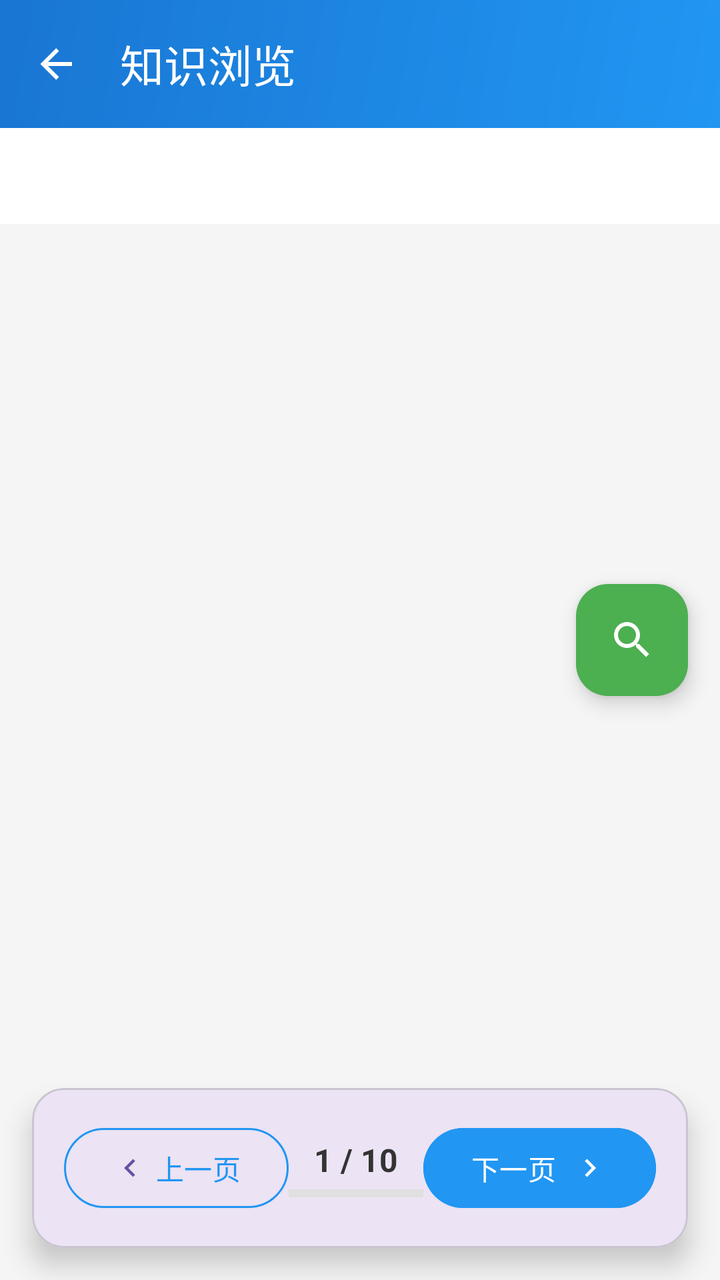
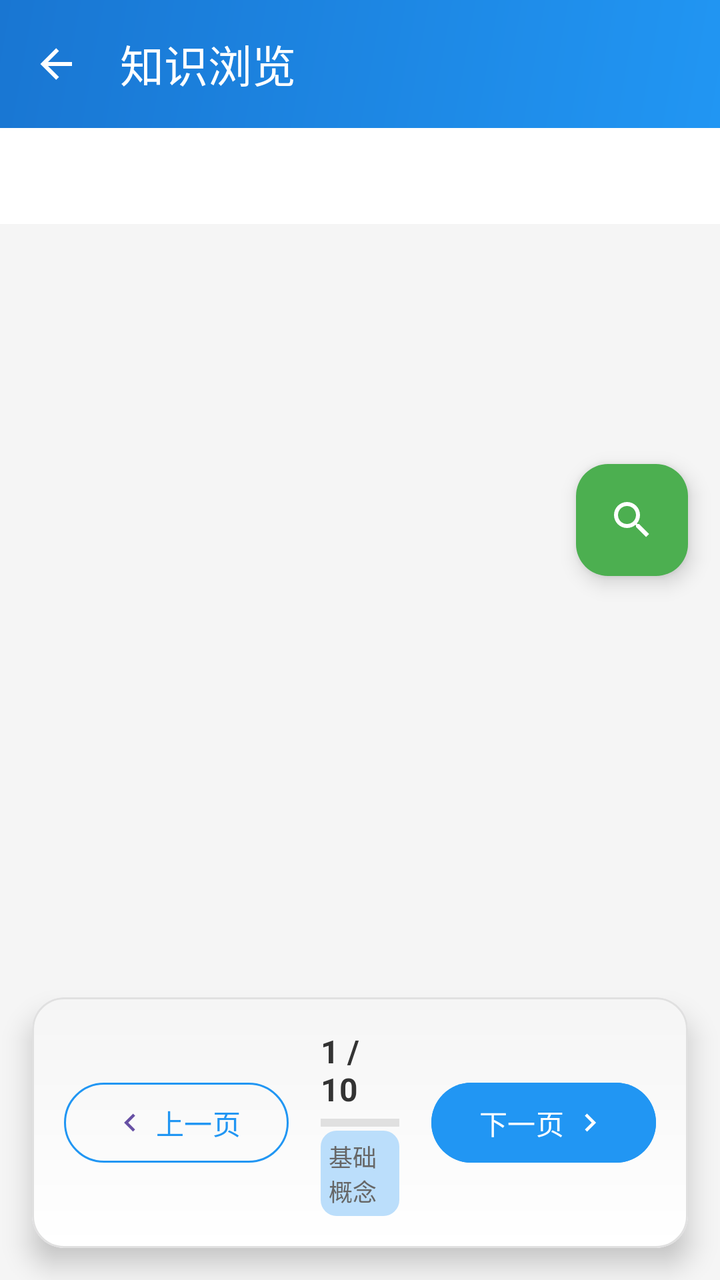

Two renders of the same Android screen: before a commit and after it. Below are the layout's source before the change and the commit's diff.
<!-- AndroidManifest.xml: application theme Theme.CourseDesign -->
<!-- res/layout/fragment_knowledge_browser.xml -->
<?xml version="1.0" encoding="utf-8"?>
<androidx.coordinatorlayout.widget.CoordinatorLayout xmlns:android="http://schemas.android.com/apk/res/android"
    xmlns:app="http://schemas.android.com/apk/res-auto"
    android:layout_width="match_parent"
    android:layout_height="match_parent"
    android:background="@color/background_light">

    
    <com.google.android.material.appbar.AppBarLayout
        android:layout_width="match_parent"
        android:layout_height="wrap_content"
        android:theme="@style/ThemeOverlay.AppCompat.Dark.ActionBar">

        <com.google.android.material.appbar.MaterialToolbar
            android:id="@+id/toolbar"
            android:layout_width="match_parent"
            android:layout_height="?attr/actionBarSize"
            android:background="@drawable/toolbar_gradient"
            app:title="知识浏览"
            app:titleTextColor="@android:color/white"
            app:navigationIcon="@drawable/ic_arrow_back" />

        
        <com.google.android.material.tabs.TabLayout
            android:id="@+id/tabLayoutCategories"
            android:layout_width="match_parent"
            android:layout_height="wrap_content"
            android:background="@android:color/white"
            app:tabMode="scrollable"
            app:tabGravity="start"
            app:tabIndicatorColor="@color/primary_blue"
            app:tabSelectedTextColor="@color/primary_blue"
            app:tabTextColor="@color/text_secondary"
            app:tabRippleColor="@color/primary_blue" />

    </com.google.android.material.appbar.AppBarLayout>

    
    <androidx.viewpager2.widget.ViewPager2
        android:id="@+id/viewPagerKnowledge"
        android:layout_width="match_parent"
        android:layout_height="match_parent"
        app:layout_behavior="@string/appbar_scrolling_view_behavior" />

    
    <com.google.android.material.card.MaterialCardView
        android:layout_width="match_parent"
        android:layout_height="wrap_content"
        android:layout_gravity="bottom"
        android:layout_margin="@dimen/margin_medium"
        app:cardCornerRadius="@dimen/radius_large"
        app:cardElevation="8dp">

        <LinearLayout
            android:layout_width="match_parent"
            android:layout_height="wrap_content"
            android:orientation="horizontal"
            android:padding="@dimen/margin_medium"
            android:gravity="center_vertical">

            
            <com.google.android.material.button.MaterialButton
                android:id="@+id/btnPrevious"
                android:layout_width="wrap_content"
                android:layout_height="48dp"
                android:text="上一页"
                android:textSize="14sp"
                app:icon="@drawable/ic_chevron_left"
                app:iconGravity="start"
                style="@style/Widget.Material3.Button.OutlinedButton"
                app:strokeColor="@color/primary_blue"
                android:textColor="@color/primary_blue" />

            
            <LinearLayout
                android:layout_width="0dp"
                android:layout_height="wrap_content"
                android:layout_weight="1"
                android:orientation="vertical"
                android:gravity="center">

                <TextView
                    android:id="@+id/tvPageIndicator"
                    android:layout_width="wrap_content"
                    android:layout_height="wrap_content"
                    android:text="1 / 10"
                    android:textSize="16sp"
                    android:textStyle="bold"
                    android:textColor="@color/text_primary" />

                <com.google.android.material.progressindicator.LinearProgressIndicator
                    android:id="@+id/progressIndicator"
                    android:layout_width="120dp"
                    android:layout_height="wrap_content"
                    android:layout_marginTop="4dp"
                    app:indicatorColor="@color/primary_blue"
                    app:trackColor="@color/divider_color"
                    app:trackCornerRadius="2dp" />

            </LinearLayout>

            
            <com.google.android.material.button.MaterialButton
                android:id="@+id/btnNext"
                android:layout_width="wrap_content"
                android:layout_height="48dp"
                android:text="下一页"
                android:textSize="14sp"
                app:icon="@drawable/ic_chevron_right"
                app:iconGravity="end"
                style="@style/Widget.Material3.Button"
                android:backgroundTint="@color/primary_blue"
                android:textColor="@android:color/white" />

        </LinearLayout>

    </com.google.android.material.card.MaterialCardView>

    
    <com.google.android.material.floatingactionbutton.FloatingActionButton
        android:id="@+id/fabSearch"
        android:layout_width="wrap_content"
        android:layout_height="wrap_content"
        android:layout_gravity="end|center_vertical"
        android:layout_marginEnd="@dimen/margin_medium"
        android:src="@drawable/ic_search"
        app:backgroundTint="@color/secondary_green"
        app:tint="@android:color/white"
        android:contentDescription="搜索知识" />

</androidx.coordinatorlayout.widget.CoordinatorLayout>
<!-- resources referenced by this layout -->
<resources>
  <color name="background_light">#F5F5F5</color>
  <color name="divider_color">#E0E0E0</color>
  <color name="primary_blue">#2196F3</color>
  <color name="secondary_green">#4CAF50</color>
  <color name="text_primary">#333333</color>
  <color name="text_secondary">#666666</color>
  <dimen name="margin_medium">16dp</dimen>
  <dimen name="radius_large">16dp</dimen>
  <!-- drawable ic_arrow_back (drawable) -->
  <?xml version="1.0" encoding="utf-8"?>
  <vector xmlns:android="http://schemas.android.com/apk/res/android"
      android:width="24dp"
      android:height="24dp"
      android:viewportWidth="24"
      android:viewportHeight="24">
      <path
          android:fillColor="@android:color/white"
          android:pathData="M20,11V13H8L13.5,18.5L12.08,19.92L4.16,12L12.08,4.08L13.5,5.5L8,11H20Z" />
  </vector>
  <!-- drawable ic_chevron_left (drawable) -->
  <?xml version="1.0" encoding="utf-8"?>
  <vector xmlns:android="http://schemas.android.com/apk/res/android"
      android:width="24dp"
      android:height="24dp"
      android:viewportWidth="24"
      android:viewportHeight="24">
      <path
          android:fillColor="@color/primary_blue"
          android:pathData="M15.41,7.41L14,6L8,12L14,18L15.41,16.59L10.83,12L15.41,7.41Z" />
  </vector>
  <!-- drawable ic_chevron_right (drawable) -->
  <?xml version="1.0" encoding="utf-8"?>
  <vector xmlns:android="http://schemas.android.com/apk/res/android"
      android:width="24dp"
      android:height="24dp"
      android:viewportWidth="24"
      android:viewportHeight="24">
      <path
          android:fillColor="@android:color/white"
          android:pathData="M8.59,16.59L10,18L16,12L10,6L8.59,7.41L13.17,12L8.59,16.59Z" />
  </vector>
  <!-- drawable ic_search (drawable) -->
  <?xml version="1.0" encoding="utf-8"?>
  <vector xmlns:android="http://schemas.android.com/apk/res/android"
      android:width="24dp"
      android:height="24dp"
      android:viewportWidth="24"
      android:viewportHeight="24">
      <path
          android:fillColor="@color/secondary_text"
          android:pathData="M9.5,3A6.5,6.5 0 0,1 16,9.5C16,11.11 15.41,12.59 14.44,13.73L14.71,14H15.5L20.5,19L19,20.5L14,15.5V14.71L13.73,14.44C12.59,15.41 11.11,16 9.5,16A6.5,6.5 0 0,1 3,9.5A6.5,6.5 0 0,1 9.5,3M9.5,5C7,5 5,7 5,9.5C5,12 7,14 9.5,14C12,14 14,12 14,9.5C14,7 12,5 9.5,5Z" />
  </vector>
  <!-- drawable toolbar_gradient (drawable) -->
  <?xml version="1.0" encoding="utf-8"?>
  <shape xmlns:android="http://schemas.android.com/apk/res/android"
      android:shape="rectangle">
      <gradient
          android:angle="135"
          android:startColor="@color/primary_blue"
          android:endColor="@color/primary_blue_dark"
          android:type="linear" />
  </shape>
  <style name="Theme.CourseDesign" parent="Base.Theme.CourseDesign" />
  <color name="secondary_text">#757575</color>
  <color name="primary_blue_dark">#1976D2</color>
  <style name="Base.Theme.CourseDesign" parent="Theme.Material3.DayNight.NoActionBar">
          
          
      </style>
</resources>

<!-- the commit's change to res/layout/fragment_knowledge_browser.xml (unified diff, before → after) -->
@@ -7,6 +7,7 @@
 
     
     <com.google.android.material.appbar.AppBarLayout
+        android:id="@+id/appBarLayout"
         android:layout_width="match_parent"
         android:layout_height="wrap_content"
         android:theme="@style/ThemeOverlay.AppCompat.Dark.ActionBar">
@@ -36,85 +37,118 @@
     </com.google.android.material.appbar.AppBarLayout>
 
     
-    <androidx.viewpager2.widget.ViewPager2
-        android:id="@+id/viewPagerKnowledge"
+    <FrameLayout
         android:layout_width="match_parent"
         android:layout_height="match_parent"
-        app:layout_behavior="@string/appbar_scrolling_view_behavior" />
+        app:layout_behavior="@string/appbar_scrolling_view_behavior">
 
-    
-    <com.google.android.material.card.MaterialCardView
-        android:layout_width="match_parent"
-        android:layout_height="wrap_content"
-        android:layout_gravity="bottom"
-        android:layout_margin="@dimen/margin_medium"
-        app:cardCornerRadius="@dimen/radius_large"
-        app:cardElevation="8dp">
+        
+        <androidx.viewpager2.widget.ViewPager2
+            android:id="@+id/viewPagerKnowledge"
+            android:layout_width="match_parent"
+            android:layout_height="match_parent"
+            android:layout_marginBottom="100dp"
+            android:clipToPadding="false"
+            android:paddingBottom="@dimen/margin_medium" />
 
-        <LinearLayout
+        
+        <com.google.android.material.card.MaterialCardView
+            android:id="@+id/bottomControlCard"
             android:layout_width="match_parent"
             android:layout_height="wrap_content"
-            android:orientation="horizontal"
-            android:padding="@dimen/margin_medium"
-            android:gravity="center_vertical">
+            android:layout_gravity="bottom"
+            android:layout_margin="@dimen/margin_medium"
+            app:cardCornerRadius="@dimen/radius_large"
+            app:cardElevation="8dp"
+            app:strokeWidth="1dp"
+            app:strokeColor="@color/divider_color">
 
-            
-            <com.google.android.material.button.MaterialButton
-                android:id="@+id/btnPrevious"
-                android:layout_width="wrap_content"
-                android:layout_height="48dp"
-                android:text="上一页"
-                android:textSize="14sp"
-                app:icon="@drawable/ic_chevron_left"
-                app:iconGravity="start"
-                style="@style/Widget.Material3.Button.OutlinedButton"
-                app:strokeColor="@color/primary_blue"
-                android:textColor="@color/primary_blue" />
+            <LinearLayout
+                android:layout_width="match_parent"
+                android:layout_height="wrap_content"
+                android:orientation="horizontal"
+                android:padding="@dimen/margin_medium"
+                android:gravity="center_vertical"
+                android:background="@drawable/bottom_control_background">
 
-            
-            <LinearLayout
-                android:layout_width="0dp"
-                android:layout_height="wrap_content"
-                android:layout_weight="1"
-                android:orientation="vertical"
-                android:gravity="center">
+                
+                <com.google.android.material.button.MaterialButton
+                    android:id="@+id/btnPrevious"
+                    android:layout_width="wrap_content"
+                    android:layout_height="48dp"
+                    android:text="上一页"
+                    android:textSize="14sp"
+                    app:icon="@drawable/ic_chevron_left"
+                    app:iconGravity="start"
+                    app:iconPadding="4dp"
+                    style="@style/Widget.Material3.Button.OutlinedButton"
+                    app:strokeColor="@color/primary_blue"
+                    android:textColor="@color/primary_blue"
+                    android:minWidth="80dp" />
 
-                <TextView
-                    android:id="@+id/tvPageIndicator"
+                
+                <LinearLayout
+                    android:layout_width="0dp"
+                    android:layout_height="wrap_content"
+                    android:layout_weight="1"
+                    android:orientation="vertical"
+                    android:gravity="center"
+                    android:layout_marginHorizontal="@dimen/margin_medium">
+
+                    
+                    <TextView
+                        android:id="@+id/tvPageIndicator"
+                        android:layout_width="wrap_content"
+                        android:layout_height="wrap_content"
+                        android:text="1 / 10"
+                        android:textSize="16sp"
+                        android:textStyle="bold"
+                        android:textColor="@color/text_primary" />
+
+                    
+                    <com.google.android.material.progressindicator.LinearProgressIndicator
+                        android:id="@+id/progressIndicator"
+                        android:layout_width="120dp"
+                        android:layout_height="wrap_content"
+                        android:layout_marginTop="4dp"
+                        app:indicatorColor="@color/primary_blue"
+                        app:trackColor="@color/divider_color"
+                        app:trackCornerRadius="2dp"/>
+
+                    
+                    <TextView
+                        android:id="@+id/tvCurrentCategory"
+                        android:layout_width="wrap_content"
+                        android:layout_height="wrap_content"
+                        android:text="基础概念"
+                        android:textSize="12sp"
+                        android:textColor="@color/text_secondary"
+                        android:layout_marginTop="2dp"
+                        android:background="@drawable/mini_tag_background"
+                        android:padding="4dp" />
+
+                </LinearLayout>
+
+                
+                <com.google.android.material.button.MaterialButton
+                    android:id="@+id/btnNext"
                     android:layout_width="wrap_content"
-                    android:layout_height="wrap_content"
-                    android:text="1 / 10"
-                    android:textSize="16sp"
-                    android:textStyle="bold"
-                    android:textColor="@color/text_primary" />
-
-                <com.google.android.material.progressindicator.LinearProgressIndicator
-                    android:id="@+id/progressIndicator"
-                    android:layout_width="120dp"
-                    android:layout_height="wrap_content"
-                    android:layout_marginTop="4dp"
-                    app:indicatorColor="@color/primary_blue"
-                    app:trackColor="@color/divider_color"
-                    app:trackCornerRadius="2dp" />
+                    android:layout_height="48dp"
+                    android:text="下一页"
+                    android:textSize="14sp"
+                    app:icon="@drawable/ic_chevron_right"
+                    app:iconGravity="end"
+                    app:iconPadding="4dp"
+                    style="@style/Widget.Material3.Button"
+                    android:backgroundTint="@color/primary_blue"
+                    android:textColor="@android:color/white"
+                    android:minWidth="80dp" />
 
             </LinearLayout>
 
-            
-            <com.google.android.material.button.MaterialButton
-                android:id="@+id/btnNext"
-                android:layout_width="wrap_content"
-                android:layout_height="48dp"
-                android:text="下一页"
-                android:textSize="14sp"
-                app:icon="@drawable/ic_chevron_right"
-                app:iconGravity="end"
-                style="@style/Widget.Material3.Button"
-                android:backgroundTint="@color/primary_blue"
-                android:textColor="@android:color/white" />
+        </com.google.android.material.card.MaterialCardView>
 
-        </LinearLayout>
-
-    </com.google.android.material.card.MaterialCardView>
+    </FrameLayout>
 
     
     <com.google.android.material.floatingactionbutton.FloatingActionButton
@@ -123,9 +157,13 @@
         android:layout_height="wrap_content"
         android:layout_gravity="end|center_vertical"
         android:layout_marginEnd="@dimen/margin_medium"
+        android:layout_marginBottom="120dp"
         android:src="@drawable/ic_search"
         app:backgroundTint="@color/secondary_green"
         app:tint="@android:color/white"
+        app:fabSize="normal"
         android:contentDescription="搜索知识" />
 
+
+
 </androidx.coordinatorlayout.widget.CoordinatorLayout>
<!-- resource entries referenced after the edit -->
@@ -8,6 +8,17 @@
   <color name="text_secondary">#666666</color>
   <dimen name="margin_medium">16dp</dimen>
   <dimen name="radius_large">16dp</dimen>
+  <!-- drawable bottom_control_background (drawable) -->
+  <?xml version="1.0" encoding="utf-8"?>
+  <shape xmlns:android="http://schemas.android.com/apk/res/android"
+      android:shape="rectangle">
+      <gradient
+          android:angle="90"
+          android:startColor="@color/background_white"
+          android:endColor="@color/background_light"
+          android:type="linear" />
+      <corners android:radius="@dimen/radius_large" />
+  </shape>
   <!-- drawable ic_arrow_back (drawable) -->
   <?xml version="1.0" encoding="utf-8"?>
   <vector xmlns:android="http://schemas.android.com/apk/res/android"
@@ -52,6 +63,13 @@
           android:fillColor="@color/secondary_text"
           android:pathData="M9.5,3A6.5,6.5 0 0,1 16,9.5C16,11.11 15.41,12.59 14.44,13.73L14.71,14H15.5L20.5,19L19,20.5L14,15.5V14.71L13.73,14.44C12.59,15.41 11.11,16 9.5,16A6.5,6.5 0 0,1 3,9.5A6.5,6.5 0 0,1 9.5,3M9.5,5C7,5 5,7 5,9.5C5,12 7,14 9.5,14C12,14 14,12 14,9.5C14,7 12,5 9.5,5Z" />
   </vector>
+  <!-- drawable mini_tag_background (drawable) -->
+  <?xml version="1.0" encoding="utf-8"?>
+  <shape xmlns:android="http://schemas.android.com/apk/res/android"
+      android:shape="rectangle">
+      <solid android:color="@color/primary_blue_light" />
+      <corners android:radius="8dp" />
+  </shape>
   <!-- drawable toolbar_gradient (drawable) -->
   <?xml version="1.0" encoding="utf-8"?>
   <shape xmlns:android="http://schemas.android.com/apk/res/android"
@@ -63,7 +81,9 @@
           android:type="linear" />
   </shape>
   <style name="Theme.CourseDesign" parent="Base.Theme.CourseDesign" />
+  <color name="background_white">#FFFFFF</color>
   <color name="secondary_text">#757575</color>
+  <color name="primary_blue_light">#BBDEFB</color>
   <color name="primary_blue_dark">#1976D2</color>
   <style name="Base.Theme.CourseDesign" parent="Theme.Material3.DayNight.NoActionBar">
           
